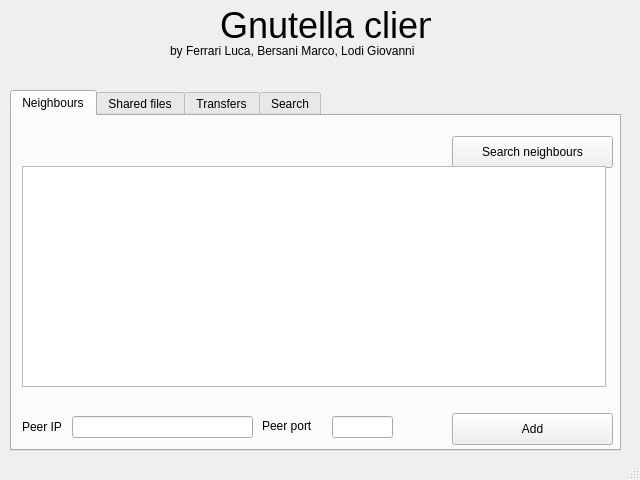
First picture: the form in gnutella/teamGML/ui/qt/designer/mainwindow.ui, repository B3rs/P2P, before the edit.
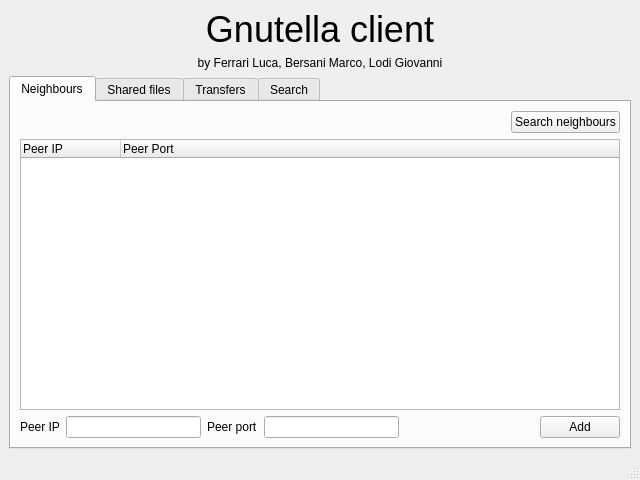
Second picture: the form after the edit. The open tabs and pages were chosen to show the change.

Commit message: The UI has now the liquid and auto-resizable layout

Diff of the .ui file:
```diff
--- a/gnutella/teamGML/ui/qt/designer/mainwindow.ui
+++ b/gnutella/teamGML/ui/qt/designer/mainwindow.ui
@@ -14,15 +14,11 @@
    <string>MainWindow</string>
   </property>
   <widget class="QWidget" name="centralwidget">
+   <layout class="QVBoxLayout" name="verticalLayout_2">
+    <item>
+     <layout class="QVBoxLayout" name="verticalLayout">
+      <item>
    <widget class="QLabel" name="label">
-    <property name="geometry">
-     <rect>
-      <x>220</x>
-      <y>10</y>
-      <width>211</width>
-      <height>31</height>
-     </rect>
-    </property>
     <property name="font">
      <font>
       <pointsize>27</pointsize>
@@ -31,123 +27,57 @@
     <property name="text">
      <string>Gnutella client</string>
     </property>
-   </widget>
+        <property name="alignment">
+         <set>Qt::AlignCenter</set>
+        </property>
+       </widget>
+      </item>
+      <item>
    <widget class="QLabel" name="label_2">
-    <property name="geometry">
-     <rect>
-      <x>170</x>
-      <y>40</y>
-      <width>291</width>
-      <height>21</height>
-     </rect>
-    </property>
     <property name="text">
      <string>by Ferrari Luca, Bersani Marco, Lodi Giovanni</string>
     </property>
-   </widget>
+        <property name="alignment">
+         <set>Qt::AlignCenter</set>
+        </property>
+       </widget>
+      </item>
+      <item>
    <widget class="QTabWidget" name="mainTabWidget">
-    <property name="geometry">
-     <rect>
-      <x>10</x>
-      <y>90</y>
-      <width>611</width>
-      <height>361</height>
-     </rect>
-    </property>
     <property name="currentIndex">
-     <number>2</number>
+         <number>0</number>
     </property>
     <widget class="QWidget" name="tab">
      <attribute name="title">
       <string>Neighbours</string>
      </attribute>
+         <layout class="QVBoxLayout" name="verticalLayout_5">
+          <item>
+           <layout class="QHBoxLayout" name="horizontalLayout">
+            <item>
+             <spacer name="horizontalSpacer">
+              <property name="orientation">
+               <enum>Qt::Horizontal</enum>
+              </property>
+              <property name="sizeHint" stdset="0">
+               <size>
+                <width>418</width>
+                <height>20</height>
+               </size>
+              </property>
+             </spacer>
+            </item>
+            <item>
      <widget class="QPushButton" name="searchNeighboursBtn">
-      <property name="geometry">
-       <rect>
-        <x>440</x>
-        <y>20</y>
-        <width>161</width>
-        <height>32</height>
-       </rect>
-      </property>
       <property name="text">
        <string>Search neighbours</string>
       </property>
      </widget>
-     <widget class="QLineEdit" name="peerIP">
-      <property name="geometry">
-       <rect>
-        <x>60</x>
-        <y>300</y>
-        <width>181</width>
-        <height>22</height>
-       </rect>
-      </property>
-      <property name="text">
-       <string/>
-      </property>
-     </widget>
-     <widget class="QLabel" name="label_5">
-      <property name="geometry">
-       <rect>
-        <x>10</x>
-        <y>300</y>
-        <width>62</width>
-        <height>22</height>
-       </rect>
-      </property>
-      <property name="text">
-       <string>Peer IP</string>
-      </property>
-     </widget>
-     <widget class="QLabel" name="label_6">
-      <property name="geometry">
-       <rect>
-        <x>250</x>
-        <y>300</y>
-        <width>62</width>
-        <height>20</height>
-       </rect>
-      </property>
-      <property name="text">
-       <string>Peer port</string>
-      </property>
-     </widget>
-     <widget class="QLineEdit" name="peerPort">
-      <property name="geometry">
-       <rect>
-        <x>320</x>
-        <y>300</y>
-        <width>61</width>
-        <height>22</height>
-       </rect>
-      </property>
-      <property name="text">
-       <string/>
-      </property>
-     </widget>
-     <widget class="QPushButton" name="addPeerBtn">
-      <property name="geometry">
-       <rect>
-        <x>440</x>
-        <y>297</y>
-        <width>161</width>
-        <height>32</height>
-       </rect>
-      </property>
-      <property name="text">
-       <string>Add</string>
-      </property>
-     </widget>
+            </item>
+           </layout>
+          </item>
+          <item>
      <widget class="QTreeWidget" name="peersTreeWidget">
-      <property name="geometry">
-       <rect>
-        <x>10</x>
-        <y>50</y>
-        <width>584</width>
-        <height>221</height>
-       </rect>
-      </property>
       <property name="sizePolicy">
        <sizepolicy hsizetype="Expanding" vsizetype="Expanding">
         <horstretch>0</horstretch>
@@ -158,7 +88,7 @@
        <bool>false</bool>
       </property>
       <attribute name="headerVisible">
-       <bool>false</bool>
+             <bool>true</bool>
       </attribute>
       <attribute name="headerStretchLastSection">
        <bool>true</bool>
@@ -174,35 +104,78 @@
        </property>
       </column>
      </widget>
+          </item>
+          <item>
+           <layout class="QHBoxLayout" name="horizontalLayout_2">
+            <item>
+             <widget class="QLabel" name="label_5">
+              <property name="text">
+               <string>Peer IP</string>
+              </property>
+             </widget>
+            </item>
+            <item>
+             <widget class="QLineEdit" name="peerIP">
+              <property name="text">
+               <string/>
+              </property>
+             </widget>
+            </item>
+            <item>
+             <widget class="QLabel" name="label_6">
+              <property name="text">
+               <string>Peer port</string>
+              </property>
+             </widget>
+            </item>
+            <item>
+             <widget class="QLineEdit" name="peerPort">
+              <property name="text">
+               <string/>
+              </property>
+             </widget>
+            </item>
+            <item>
+             <spacer name="horizontalSpacer_2">
+              <property name="orientation">
+               <enum>Qt::Horizontal</enum>
+              </property>
+              <property name="sizeHint" stdset="0">
+               <size>
+                <width>40</width>
+                <height>20</height>
+               </size>
+              </property>
+             </spacer>
+            </item>
+            <item>
+             <widget class="QPushButton" name="addPeerBtn">
+              <property name="text">
+               <string>Add</string>
+              </property>
+             </widget>
+            </item>
+           </layout>
+          </item>
+         </layout>
     </widget>
     <widget class="QWidget" name="tab_2">
      <attribute name="title">
       <string>Shared files</string>
      </attribute>
-     <widget class="QListWidget" name="sharedFilesListWidget">
-      <property name="geometry">
-       <rect>
-        <x>10</x>
-        <y>20</y>
-        <width>581</width>
-        <height>301</height>
-       </rect>
-      </property>
-     </widget>
+         <layout class="QVBoxLayout" name="verticalLayout_4">
+          <item>
+           <widget class="QListWidget" name="sharedFilesListWidget"/>
+          </item>
+         </layout>
     </widget>
     <widget class="QWidget" name="tab_3">
      <attribute name="title">
       <string>Transfers</string>
      </attribute>
+         <layout class="QVBoxLayout" name="verticalLayout_3">
+          <item>
      <widget class="QLabel" name="label_7">
-      <property name="geometry">
-       <rect>
-        <x>10</x>
-        <y>10</y>
-        <width>81</width>
-        <height>16</height>
-       </rect>
-      </property>
       <property name="font">
        <font>
         <pointsize>11</pointsize>
@@ -212,15 +185,33 @@
        <string>Downloads:</string>
       </property>
      </widget>
+          </item>
+          <item>
+           <widget class="QTreeWidget" name="downloadsTreeWidget">
+            <column>
+             <property name="text">
+              <string>Filename</string>
+             </property>
+            </column>
+            <column>
+             <property name="text">
+              <string>Percentage</string>
+             </property>
+            </column>
+            <column>
+             <property name="text">
+              <string>Peer</string>
+             </property>
+            </column>
+            <column>
+             <property name="text">
+              <string>Md5</string>
+             </property>
+            </column>
+           </widget>
+          </item>
+          <item>
      <widget class="QLabel" name="label_8">
-      <property name="geometry">
-       <rect>
-        <x>10</x>
-        <y>180</y>
-        <width>81</width>
-        <height>16</height>
-       </rect>
-      </property>
       <property name="font">
        <font>
         <pointsize>11</pointsize>
@@ -230,15 +221,9 @@
        <string>Uploads:</string>
       </property>
      </widget>
+          </item>
+          <item>
      <widget class="QTreeWidget" name="uploadsTreeWidget">
-      <property name="geometry">
-       <rect>
-        <x>10</x>
-        <y>200</y>
-        <width>581</width>
-        <height>121</height>
-       </rect>
-      </property>
       <column>
        <property name="text">
         <string>Filename</string>
@@ -260,86 +245,37 @@
        </property>
       </column>
      </widget>
-     <widget class="QTreeWidget" name="downloadsTreeWidget">
-      <property name="geometry">
-       <rect>
-        <x>10</x>
-        <y>30</y>
-        <width>581</width>
-        <height>141</height>
-       </rect>
-      </property>
-      <column>
-       <property name="text">
-        <string>Filename</string>
-       </property>
-      </column>
-      <column>
-       <property name="text">
-        <string>Percentage</string>
-       </property>
-      </column>
-      <column>
-       <property name="text">
-        <string>Peer</string>
-       </property>
-      </column>
-      <column>
-       <property name="text">
-        <string>Md5</string>
-       </property>
-      </column>
-     </widget>
+          </item>
+         </layout>
     </widget>
     <widget class="QWidget" name="tab_4">
      <attribute name="title">
       <string>Search</string>
      </attribute>
+         <layout class="QVBoxLayout" name="verticalLayout_6">
+          <item>
+           <layout class="QHBoxLayout" name="horizontalLayout_3">
+            <item>
      <widget class="QLabel" name="label_3">
-      <property name="geometry">
-       <rect>
-        <x>20</x>
-        <y>20</y>
-        <width>131</width>
-        <height>16</height>
-       </rect>
-      </property>
       <property name="text">
        <string>File name to search:</string>
       </property>
      </widget>
-     <widget class="QLineEdit" name="searchLineEdit">
-      <property name="geometry">
-       <rect>
-        <x>160</x>
-        <y>20</y>
-        <width>321</width>
-        <height>22</height>
-       </rect>
-      </property>
-     </widget>
+            </item>
+            <item>
+             <widget class="QLineEdit" name="searchLineEdit"/>
+            </item>
+            <item>
      <widget class="QPushButton" name="searchBtn">
-      <property name="geometry">
-       <rect>
-        <x>490</x>
-        <y>20</y>
-        <width>101</width>
-        <height>21</height>
-       </rect>
-      </property>
       <property name="text">
        <string>Search!</string>
       </property>
      </widget>
+            </item>
+           </layout>
+          </item>
+          <item>
      <widget class="QTreeWidget" name="resultsTreeWidget">
-      <property name="geometry">
-       <rect>
-        <x>10</x>
-        <y>70</y>
-        <width>581</width>
-        <height>231</height>
-       </rect>
-      </property>
       <column>
        <property name="text">
         <string>Filename</string>
@@ -361,15 +297,11 @@
        </property>
       </column>
      </widget>
+          </item>
+          <item>
+           <layout class="QHBoxLayout" name="horizontalLayout_4">
+            <item>
      <widget class="QLabel" name="label_4">
-      <property name="geometry">
-       <rect>
-        <x>10</x>
-        <y>300</y>
-        <width>241</width>
-        <height>20</height>
-       </rect>
-      </property>
       <property name="font">
        <font>
         <pointsize>11</pointsize>
@@ -379,8 +311,29 @@
        <string>Double click on a file to download it</string>
       </property>
      </widget>
-    </widget>
-   </widget>
+            </item>
+            <item>
+             <spacer name="horizontalSpacer_3">
+              <property name="orientation">
+               <enum>Qt::Horizontal</enum>
+              </property>
+              <property name="sizeHint" stdset="0">
+               <size>
+                <width>358</width>
+                <height>20</height>
+               </size>
+              </property>
+             </spacer>
+            </item>
+           </layout>
+          </item>
+         </layout>
+        </widget>
+       </widget>
+      </item>
+     </layout>
+    </item>
+   </layout>
   </widget>
   <widget class="QStatusBar" name="statusbar"/>
  </widget>
```
Lines whose indentation alone changed are shown as unchanged. The commit also changes 1 other file.
